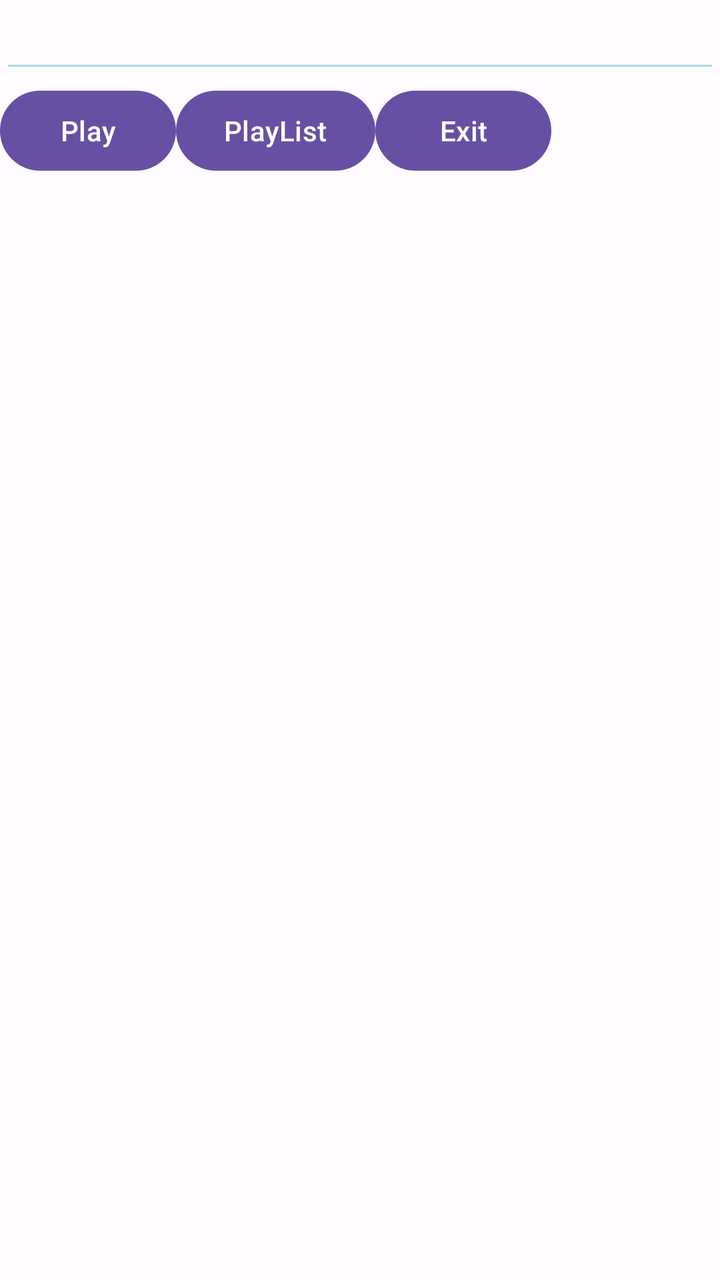
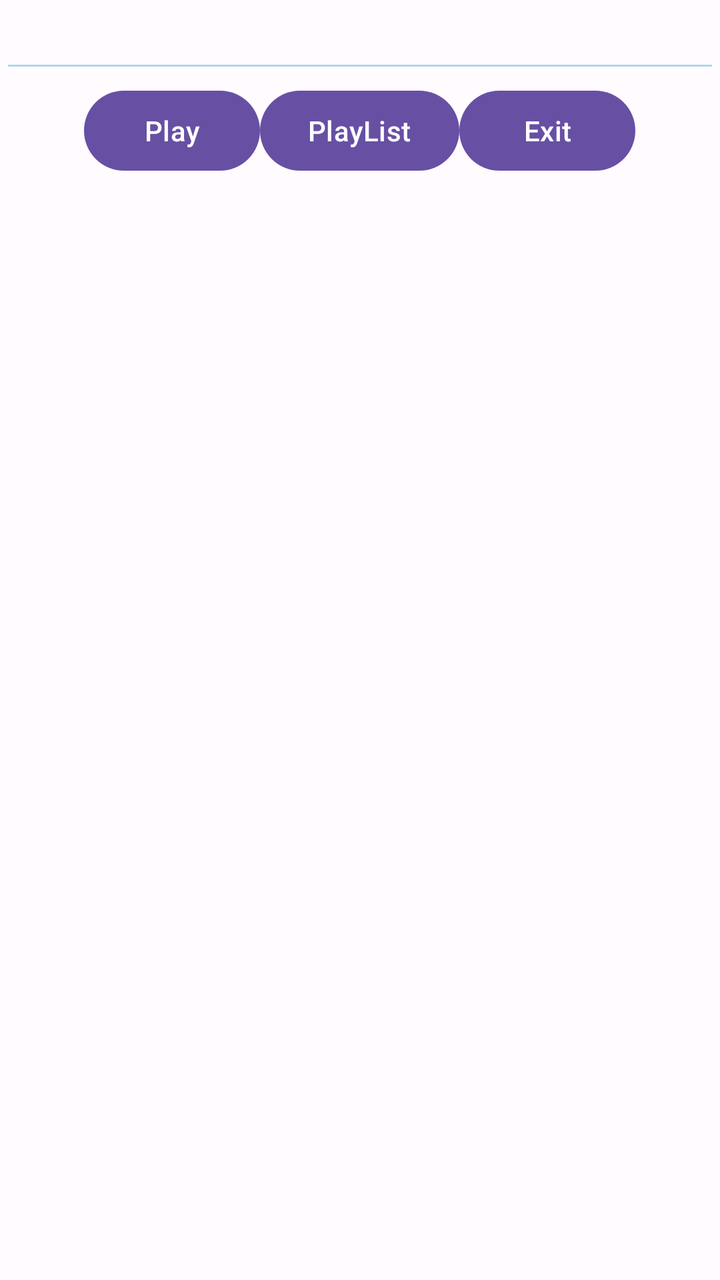

Before-and-after screenshots of an Android layout around one commit, followed by the original layout XML and the change that was made.
<!-- AndroidManifest.xml: application theme AppTheme -->
<!-- res/layout/activity_main.xml -->
<?xml version="1.0" encoding="utf-8"?>
<LinearLayout
    xmlns:android="http://schemas.android.com/apk/res/android"
    xmlns:app="http://schemas.android.com/apk/res-auto"
    xmlns:tools="http://schemas.android.com/tools"
    android:id="@+id/layout_main"
    android:layout_width="match_parent"
    android:layout_height="match_parent"
    android:orientation="vertical"
    android:gravity="top">

    <EditText
      android:id="@+id/edit_url"
      android:backgroundTint="@color/lightBlue"
      android:layout_width="fill_parent"
      android:layout_height="wrap_content" />
      
    <LinearLayout
        android:layout_width="match_parent"
        android:layout_height="wrap_content"
        android:orientation="horizontal"
        android:gravity="center">
      
        <Button android:id="@+id/button_play"
          android:layout_width="wrap_content"
          android:layout_height="wrap_content"
          android:text="Play" />
		  
		    <Button android:id="@+id/button_playlist"
          android:layout_width="wrap_content"
          android:layout_height="wrap_content"
          android:text="PlayList" />
          
        <Button android:id="@+id/button_exit"
          android:layout_width="wrap_content"
          android:layout_height="wrap_content"
          android:text="Exit" />
          
        <androidx.recyclerview.widget.RecyclerView
          android:id="@+id/recyclerView"
          android:layout_width="match_parent"
          android:layout_height="match_parent"
          tools:listitem="@layout/item_text" />
          
    </LinearLayout>
    
</LinearLayout>
<!-- res/layout/item_text.xml (included above) -->
<LinearLayout
    xmlns:android="http://schemas.android.com/apk/res/android"
    android:layout_width="match_parent"
    android:layout_height="wrap_content"
    android:orientation="vertical"
    android:padding="16dp">

    <TextView
        android:id="@+id/textView"
        android:layout_width="match_parent"
        android:layout_height="wrap_content"
        android:textSize="16sp" />
</LinearLayout>
<!-- resources referenced by this layout -->
<resources>
  <color name="lightBlue">#add8e6</color>
  <color name="md_theme_light_primary">#6750A4</color>
  <color name="md_theme_light_onPrimary">#FFFFFF</color>
  <color name="md_theme_light_primaryContainer">#EADDFF</color>
  <color name="md_theme_light_onPrimaryContainer">#21005D</color>
  <color name="md_theme_light_secondary">#625B71</color>
  <color name="md_theme_light_onSecondary">#FFFFFF</color>
  <color name="md_theme_light_secondaryContainer">#E8DEF8</color>
  <color name="md_theme_light_onSecondaryContainer">#1D192B</color>
  <color name="md_theme_light_tertiary">#7D5260</color>
  <color name="md_theme_light_onTertiary">#FFFFFF</color>
  <color name="md_theme_light_tertiaryContainer">#FFD8E4</color>
  <color name="md_theme_light_onTertiaryContainer">#31111D</color>
  <color name="md_theme_light_error">#B3261E</color>
  <color name="md_theme_light_onError">#FFFFFF</color>
  <color name="md_theme_light_errorContainer">#F9DEDC</color>
  <color name="md_theme_light_onErrorContainer">#410E0B</color>
  <color name="md_theme_light_outline">#79747E</color>
  <color name="md_theme_light_background">#FFFBFE</color>
  <color name="md_theme_light_onBackground">#1C1B1F</color>
  <color name="md_theme_light_surface">#FFFBFE</color>
  <color name="md_theme_light_onSurface">#1C1B1F</color>
  <color name="md_theme_light_surfaceVariant">#E7E0EC</color>
  <color name="md_theme_light_onSurfaceVariant">#49454F</color>
  <color name="md_theme_light_inverseSurface">#313033</color>
  <color name="md_theme_light_inverseOnSurface">#F4EFF4</color>
  <color name="md_theme_light_inversePrimary">#D0BCFF</color>
  <!-- unchanged entries left out for length: 1 -->
</resources>

<!-- the commit's change to res/layout/activity_main.xml (unified diff, before → after) -->
@@ -36,13 +36,22 @@
           android:layout_height="wrap_content"
           android:text="Exit" />
           
+    </LinearLayout>
+    
+    <LinearLayout
+        android:layout_width="match_parent"
+        android:layout_height="match_parent"
+        android:orientation="vertical"
+        android:gravity="center">
+      
         <androidx.recyclerview.widget.RecyclerView
           android:id="@+id/recyclerView"
           android:layout_width="match_parent"
           android:layout_height="match_parent"
           tools:listitem="@layout/item_text" />
-          
-    </LinearLayout>
+      
+    </LinearLayout>  
+      
     
 </LinearLayout>
 <!-- res/layout/item_text.xml (included above) -->
